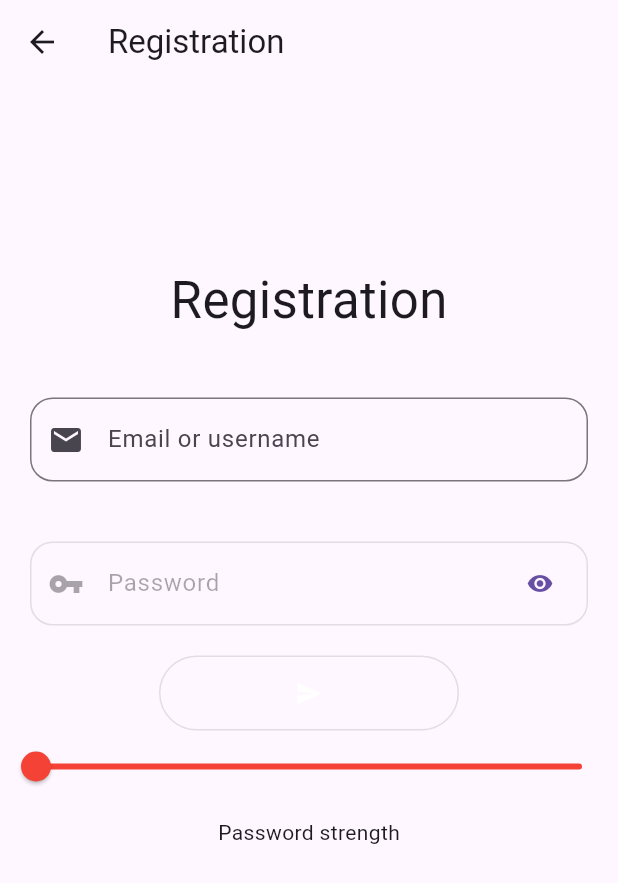
After one commit to ramiro-di-rico/homemanagement_app, a Flutter app: the RegistrationDesktop screen opened directly, on a phone screen of 412 x 824 dp. The commit adds this screen. Shown: the top 883 px of the screen. Run offline on Flutter 3.47's test engine with Material 3 defaults, Android fonts, the phone set to English and light mode, and no system bars; our stand-ins replace datetime_picker_formfield, fl_chart, flutter_slidable, flutter_speed_dial, get_it, grouped_list and 5 more; missing offline and left inert: encrypt, shared_preferences_web; accounts and stored records are empty.

Commit message:
Create registration view for desktop

```diff
--- a/lib/myapp.dart
+++ b/lib/myapp.dart
@@ -3,6 +3,7 @@ import 'dart:io';
 import 'package:flutter/material.dart';
 import 'package:home_management_app/views/accounts/account.detail.dart';
 import 'package:home_management_app/views/authentication/login-desktop.dart';
+import 'package:home_management_app/views/authentication/registration-desktop.dart';
 import 'package:home_management_app/views/authentication/registration.dart';
 import 'package:home_management_app/views/main/logging_view.dart';
 
@@ -115,7 +116,7 @@ class MyApp extends StatelessWidget {
       themeMode: ThemeMode.system,
       routes: {
         LoginView.id: (context) => !isDesktop ? LoginView() : DesktopLoginView(),
-        RegistrationScreen.id: (context) => RegistrationScreen(),
+        RegistrationScreen.id: (context) => !isDesktop ? RegistrationScreen() : RegistrationDesktop(),
         HomeScreen.id: (context) => HomeScreen(),
         AccountDetailScreen.id: (context) => AccountDetailScreen(),
         AccountMetrics.id: (context) => AccountMetrics(),
--- /dev/null
+++ b/lib/views/authentication/registration-desktop.dart
@@ -0,0 +1,119 @@
+import 'package:flutter/material.dart';
+import 'package:flutter/widgets.dart';
+
+import '../../custom/components/email-textfield.dart';
+import '../../custom/components/password-textfield.dart';
+import '../main/home.dart';
+import 'user-controls-mixins/authentication-behavior.dart';
+import 'user-controls-mixins/email-behavior.dart';
+import 'user-controls-mixins/password-behavior.dart';
+import 'user-controls-mixins/password-strength-behavior.dart';
+
+class RegistrationDesktop extends StatefulWidget {
+  const RegistrationDesktop({super.key});
+
+  @override
+  State<RegistrationDesktop> createState() => _RegistrationDesktopState();
+}
+
+class _RegistrationDesktopState extends State<RegistrationDesktop>
+    with
+        AuthenticationBehavior,
+        EmailBehavior,
+        PasswordBehavior,
+        PasswordStrengthBehavior {
+  @override
+  Widget build(BuildContext context) {
+    return Scaffold(
+      appBar: AppBar(
+        title: Text('Registration'),
+      ),
+      body: SafeArea(
+        child: Column(
+          children: [
+            SizedBox(height: 100),
+            Container(
+              width: 500,
+              child: Column(
+                children: [
+                  Padding(
+                    padding: const EdgeInsets.all(20),
+                    child: Text(
+                      'Registration',
+                      style: TextStyle(fontSize: 34),
+                    ),
+                  ),
+                  Padding(
+                    padding: EdgeInsets.all(20),
+                    child: EmailTextField(
+                      onTextChanged: onEmailChanged,
+                      enableEmailField: !isAuthenticating,
+                    ),
+                  ),
+                  Padding(
+                    padding: EdgeInsets.all(20),
+                    child: PasswordTextField(
+                        onTextChanged: onPasswordChanged,
+                        enablePassword:
+                            userViewModel.isEmailValid && !isAuthenticating),
+                  ),
+                  isAuthenticating
+                      ? Padding(
+                          padding: EdgeInsets.all(5),
+                          child: CircularProgressIndicator())
+                      : userViewModel.isPasswordValid
+                          ? ElevatedButton(
+                              child: Icon(Icons.send, color: Colors.white),
+                              style: ElevatedButton.styleFrom(
+                                minimumSize: Size(200, 50),
+                              ),
+                              onPressed: userViewModel.isValid
+                                  ? onButtonPressed
+                                  : null,
+                            )
+                          : OutlinedButton(
+                              onPressed: null,
+                              child: Icon(Icons.send, color: Colors.white),
+                              style: ElevatedButton.styleFrom(
+                                minimumSize: Size(200, 50),
+                              ),
+                            ),
+                  Padding(
+                      padding: EdgeInsets.only(bottom: 10),
+                      child: Slider(
+                        activeColor: getSliderColor(),
+                        inactiveColor: getSliderColor(),
+                        value: passwordStrength,
+                        onChanged: (value) {},
+                      )),
+                  Padding(
+                    padding: EdgeInsets.only(bottom: 1),
+                    child: Text('Password strength'),
+                  )
+                ],
+              ),
+            ),
+            Row(
+              mainAxisAlignment: MainAxisAlignment.center,
+            )
+          ],
+        ),
+      ),
+    );
+  }
+
+  Color getSliderColor() {
+    if (passwordStrength >= 0.4 && passwordStrength < 0.6)
+      return Colors.red[400]!;
+
+    if (passwordStrength >= 0.6 && passwordStrength < 0.8)
+      return Colors.green[200]!;
+
+    if (passwordStrength >= 0.8 && passwordStrength < 1)
+      return Colors.green[400]!;
+
+    if (passwordStrength == 1) return Colors.green;
+
+    return Colors.red;
+  }
+}
--- /dev/null
+++ b/lib/views/authentication/user-controls-mixins/password-strength-behavior.dart
@@ -0,0 +1,30 @@
+import 'package:flutter/widgets.dart';
+
+import '../../../models/view-models/user-view-model.dart';
+
+mixin PasswordStrengthBehavior<T extends StatefulWidget> on State<T> {
+  UserViewModel userViewModel = UserViewModel();
+  bool enableButton = false;
+  double passwordStrength = 0;
+
+  void onPasswordChanged(String character) {
+    setState(() {
+      userViewModel.password = character;
+      measurePasswordStrength();
+      this.enableButton = this.passwordStrength > 0.6;
+    });
+  }
+
+  void measurePasswordStrength() {
+    passwordStrength = userViewModel.password.length > 6 ? 0.2 : 0.0;
+
+    passwordStrength =
+        passwordStrength + (userViewModel.password.contains(RegExp(r'[0-9]')) ? 0.2 : 0);
+    passwordStrength =
+        passwordStrength + (userViewModel.password.contains(RegExp(r'[a-z]')) ? 0.2 : 0);
+    passwordStrength =
+        passwordStrength + (userViewModel.password.contains(RegExp(r'[A-Z]')) ? 0.2 : 0);
+    passwordStrength = passwordStrength +
+        (userViewModel.password.contains(new RegExp(r'[!@#$%^&*(),.?":{}|<>]')) ? 0.2 : 0);
+  }
+}
```
